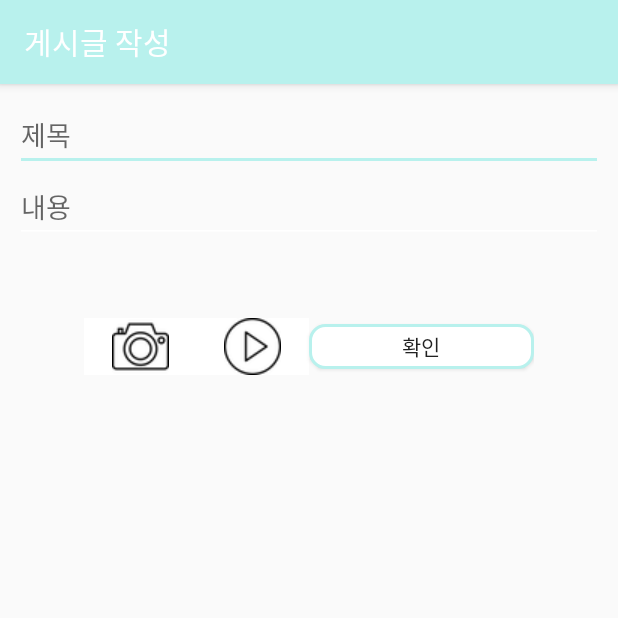
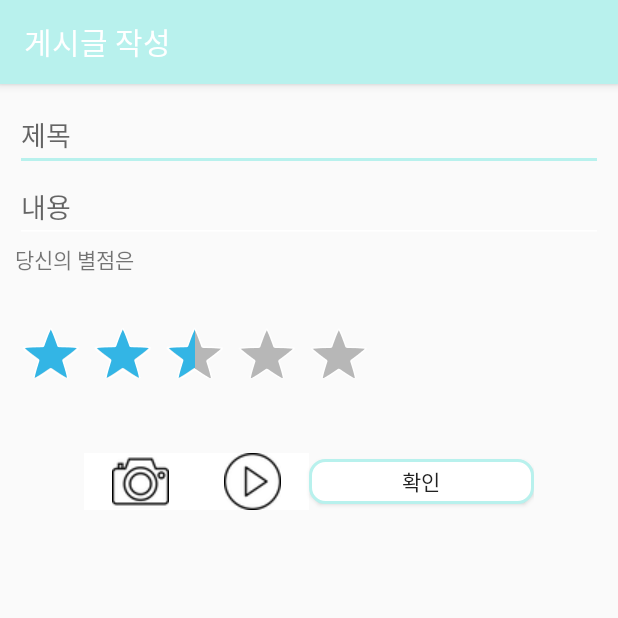
Before and after one commit to KimBoKyu/SNS_Project_FMW, an Android app: the WritePostActivity screen opened directly, with no data from a screen before it, on a phone screen of 412 x 824 dp, the top half of it. Run offline under Robolectric (Android 15) with nearby library versions, the phone set to English and light mode, and no system bars; our stand-ins replace Firebase (no records; nobody signed in at launch, a user with empty details on screens opened directly); pictures from the network do not load.

Commit message:
별점기능추가

```diff
--- a/app/src/main/java/com/example/sns_project/activity/WritePostActivity.java
+++ b/app/src/main/java/com/example/sns_project/activity/WritePostActivity.java
@@ -10,7 +10,9 @@ import android.view.View;
 import android.widget.EditText;
 import android.widget.ImageView;
 import android.widget.LinearLayout;
+import android.widget.RatingBar;
 import android.widget.RelativeLayout;
+import android.widget.TextView;
 
 import androidx.annotation.NonNull;
 
@@ -61,6 +63,11 @@ public class WritePostActivity extends BasicActivity {
     private PostInfo postInfo;
     private int pathCount, successCount;
     public static Context mcontext;
+    RatingBar rating;
+    TextView tv01;
+
+
+
 
     @Override
     protected void onCreate(Bundle savedInstanceState) {
@@ -68,6 +75,25 @@ public class WritePostActivity extends BasicActivity {
         setContentView(R.layout.activity_write_post);
         setToolbarTitle("게시글 작성");
         mcontext = this;
+
+        rating = (RatingBar) findViewById(R.id.StarRatingView2);
+        tv01 = (TextView) findViewById(R.id.star);
+
+        rating.setStepSize((float) 0.5);        //별 색깔이 1칸씩줄어들고 늘어남 0.5로하면 반칸씩 들어감
+        rating.setRating((float) 2.5);      // 처음보여줄때(색깔이 한개도없음) default 값이 0  이다
+        rating.setIsIndicator(false);           //true - 별점만 표시 사용자가 변경 불가 , false - 사용자가 변경가능
+        rating.setOnRatingBarChangeListener(new RatingBar.OnRatingBarChangeListener() {
+
+            @Override
+            public void onRatingChanged(RatingBar ratingBar, float rating, boolean fromUser) {
+                tv01.setText("평점 : " + rating);
+
+            }
+        });
+
+
+
+
 
         parent = findViewById(R.id.contentsLayout);
         buttonsBackgroundLayout = findViewById(R.id.buttonsBackgroundLayout);
--- a/app/src/main/res/layout/activity_write_post.xml
+++ b/app/src/main/res/layout/activity_write_post.xml
@@ -44,6 +44,25 @@
                         layout="@layout/view_contents_edit_text"
                         android:layout_width="match_parent"
                         android:layout_height="wrap_content" />
+
+                    <TextView
+                        android:id="@+id/star"
+                        android:layout_width="match_parent"
+                        android:layout_height="50dp"
+                        android:text="당신의 별점은" />
+
+                    <RatingBar
+                        android:id="@+id/StarRatingView2"
+                        style="@android:style/Widget.Holo.RatingBar"
+                        android:layout_width="wrap_content"
+                        android:layout_height="40dp"
+                        android:numStars="5"
+                        android:rating="3"
+                        android:stepSize="2"
+                        app:layout_constraintLeft_toLeftOf="parent"
+                        app:layout_constraintRight_toRightOf="parent"
+                        app:layout_constraintTop_toTopOf="parent" />
+
 
                 </LinearLayout>
 
```
Also changed, not shown: app/src/main/res/layout/item_post.xml (+28 -6 lines).
